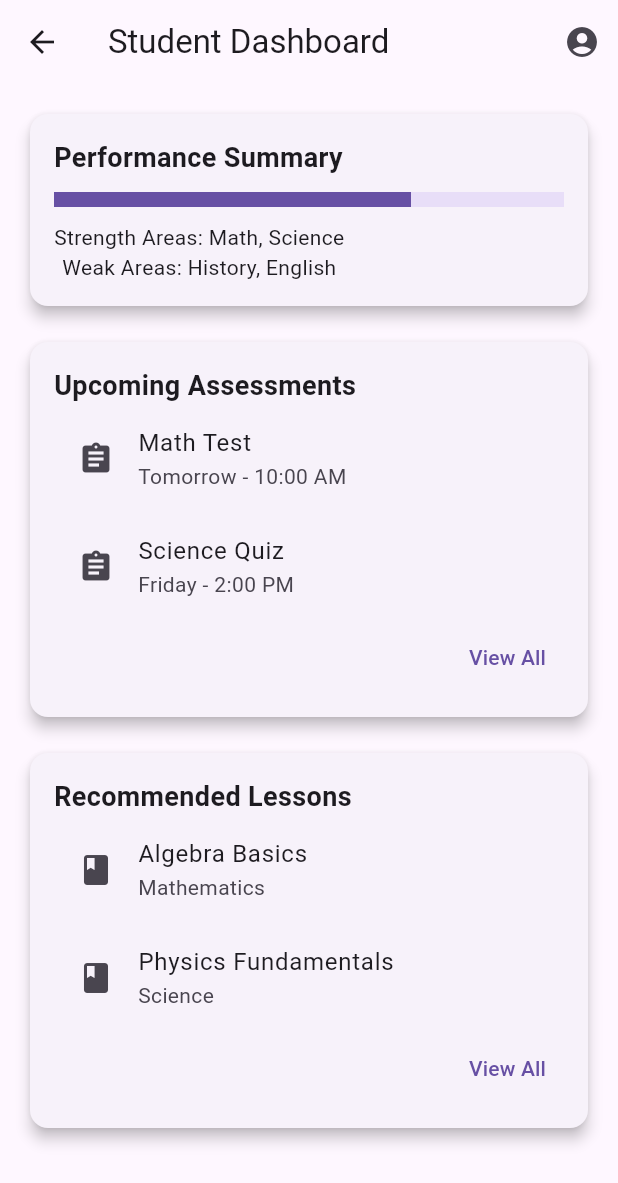
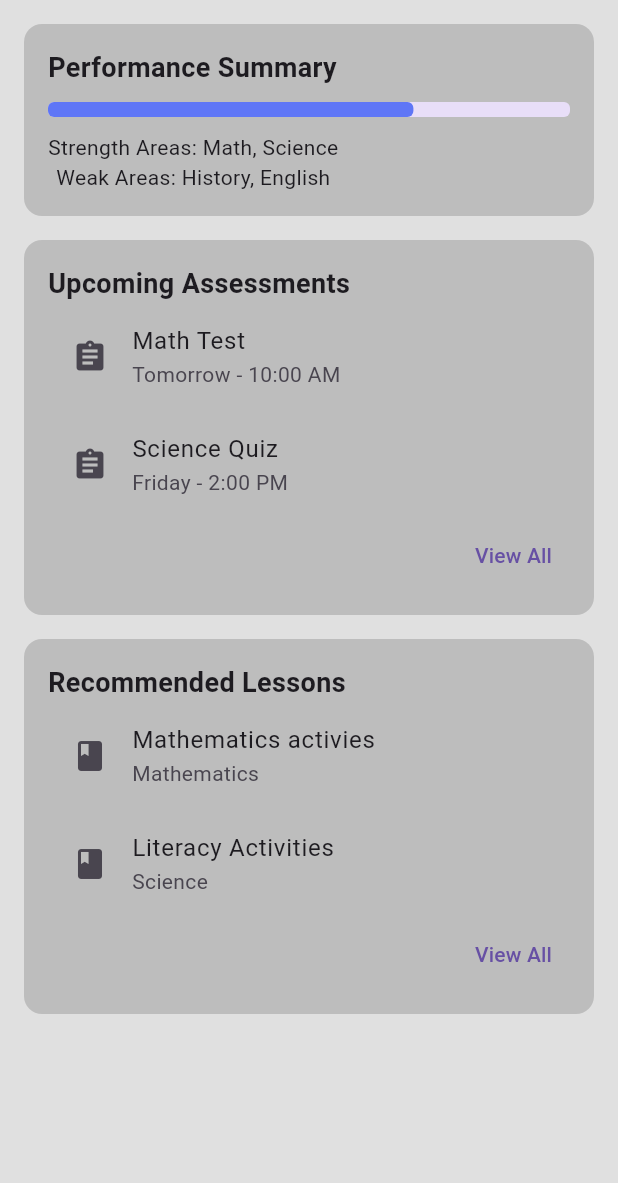
Before and after one commit to Mmust-Ihub/elimika, a Flutter app: the HomeDashboard screen opened directly, on a phone screen of 412 x 824 dp. Shown: the top 1183 px of the screen. Run offline on Flutter 3.47's test engine with Material 3 defaults, Android fonts, the phone set to English and light mode, and no system bars; our stand-ins replace fl_chart, flutter_riverpod, shared_preferences; accounts and stored records are empty; network calls fail.

Commit message:
minor fixes

```diff
--- a/frontend/elimika/lib/pages/homepage/screens/home_screen.dart
+++ b/frontend/elimika/lib/pages/homepage/screens/home_screen.dart
@@ -1,3 +1,4 @@
+import 'package:elimika/utils/colors.dart';
 import 'package:flutter/material.dart';
 
 class HomeDashboard extends StatelessWidget {
@@ -6,15 +7,16 @@ class HomeDashboard extends StatelessWidget {
   @override
   Widget build(BuildContext context) {
     return Scaffold(
-      appBar: AppBar(
-        title: Text('Student Dashboard'),
-        actions: [
-          IconButton(
-            icon: Icon(Icons.account_circle),
-            onPressed: () {},
-          ),
-        ],
-      ),
+      backgroundColor: Colors.grey.shade300,
+      // appBar: AppBar(
+      //   title: Text('Student Dashboard'),
+      //   actions: [
+      //     IconButton(
+      //       icon: Icon(Icons.account_circle),
+      //       onPressed: () {},
+      //     ),
+      //   ],
+      // ),
       body: SingleChildScrollView(
         padding: EdgeInsets.all(16.0),
         child: Column(
@@ -34,9 +36,9 @@ class HomeDashboard extends StatelessWidget {
   }
 
   Widget _buildPerformanceSummary() {
-    return Card(
-      elevation: 4,
-      shape: RoundedRectangleBorder(borderRadius: BorderRadius.circular(12)),
+    return Container(
+      decoration: BoxDecoration(
+          borderRadius: BorderRadius.circular(12), color: Colors.grey.shade400),
       child: Padding(
         padding: EdgeInsets.all(16.0),
         child: Column(
@@ -45,7 +47,12 @@ class HomeDashboard extends StatelessWidget {
             Text('Performance Summary',
                 style: TextStyle(fontSize: 18, fontWeight: FontWeight.bold)),
             SizedBox(height: 10),
-            LinearProgressIndicator(value: 0.7, minHeight: 10),
+            LinearProgressIndicator(
+              color: Color(0xff5f76f6),
+              value: 0.7,
+              minHeight: 10,
+              borderRadius: BorderRadius.circular(4),
+            ),
             SizedBox(height: 10),
             Column(
               mainAxisAlignment: MainAxisAlignment.spaceBetween,
@@ -61,9 +68,9 @@ class HomeDashboard extends StatelessWidget {
   }
 
   Widget _buildUpcomingAssessments() {
-    return Card(
-      elevation: 4,
-      shape: RoundedRectangleBorder(borderRadius: BorderRadius.circular(12)),
+    return Container(
+      decoration: BoxDecoration(
+          borderRadius: BorderRadius.circular(12), color: Colors.grey.shade400),
       child: Padding(
         padding: EdgeInsets.all(16.0),
         child: Column(
@@ -92,9 +99,9 @@ class HomeDashboard extends StatelessWidget {
   }
 
   Widget _buildRecommendedLessons() {
-    return Card(
-      elevation: 4,
-      shape: RoundedRectangleBorder(borderRadius: BorderRadius.circular(12)),
+    return Container(
+      decoration: BoxDecoration(
+          borderRadius: BorderRadius.circular(12), color: Colors.grey.shade400),
       child: Padding(
         padding: EdgeInsets.all(16.0),
         child: Column(
@@ -104,12 +111,12 @@ class HomeDashboard extends StatelessWidget {
                 style: TextStyle(fontSize: 18, fontWeight: FontWeight.bold)),
             ListTile(
               leading: Icon(Icons.book),
-              title: Text('Algebra Basics'),
+              title: Text('Mathematics activies'),
               subtitle: Text('Mathematics'),
             ),
             ListTile(
               leading: Icon(Icons.book),
-              title: Text('Physics Fundamentals'),
+              title: Text('Literacy Activities'),
               subtitle: Text('Science'),
             ),
             Align(
--- a/frontend/elimika/lib/state/chat/chat_notifier.dart
+++ b/frontend/elimika/lib/state/chat/chat_notifier.dart
@@ -14,7 +14,8 @@ class ChatNotifier extends StateNotifier<ChatState> {
 
     try {
       final response = await http.post(
-        Uri.parse('https://elimika-chi.vercel.app/api/v1/recommendations/student-chat/'),
+        Uri.parse(
+            'https://elimika-chi.vercel.app/api/v1/recommendations/student-chat/'),
         headers: {'Content-Type': 'application/json'},
         body: json.encode(
           {
@@ -64,7 +65,7 @@ class ReportNotifier extends StateNotifier<ReportState> {
   Future<void> report() async {
     state = state.copyWith(isLoading: true, errorMessage: null);
     final token = await getToken();
-    print(token);
+
 
     try {
       final response = await http.post(
```
Also changed, not shown: frontend/elimika/lib/pages/auth/login_page.dart (+16 -15 lines), frontend/elimika/lib/pages/homepage/screens/profile_screen.dart (+27 -2 lines), frontend/elimika/lib/pages/homepage/screens/result_screen.dart (+11 -4 lines), frontend/elimika/lib/utils/colors.dart (+6 -6 lines).
